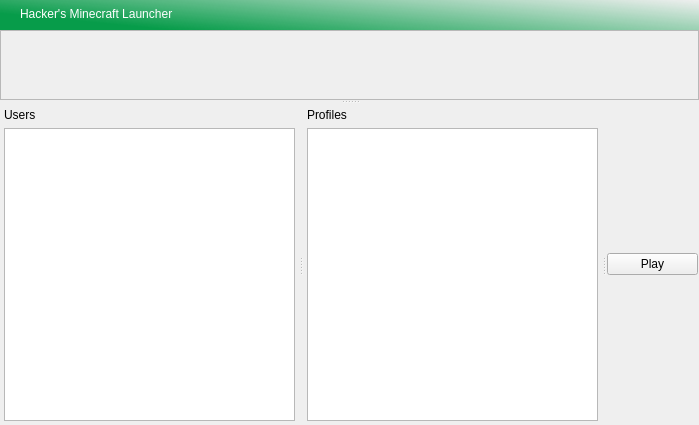
Qt form ui/HackersMCLauncher.ui (Alex2772/hackers-mc-launcher) before a commit.
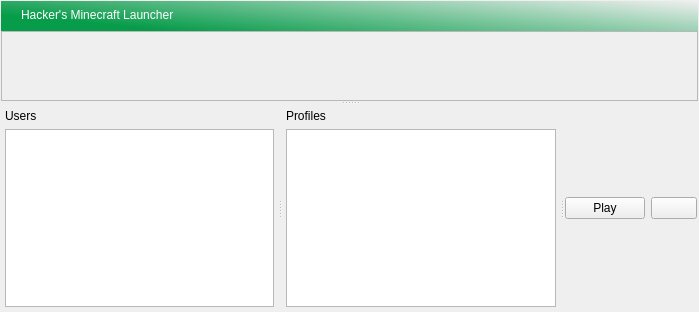
The same form after that commit. Icons and pictures are not drawn.

Commit message: Added users and settings

Patch:
```diff
--- a/ui/HackersMCLauncher.ui
+++ b/ui/HackersMCLauncher.ui
@@ -7,7 +7,7 @@
     <x>0</x>
     <y>0</y>
     <width>699</width>
-    <height>425</height>
+    <height>312</height>
    </rect>
   </property>
   <property name="windowTitle">
@@ -19,16 +19,16 @@
      <number>0</number>
     </property>
     <property name="leftMargin">
-     <number>0</number>
+     <number>1</number>
     </property>
     <property name="topMargin">
-     <number>0</number>
+     <number>1</number>
     </property>
     <property name="rightMargin">
-     <number>0</number>
+     <number>1</number>
     </property>
     <property name="bottomMargin">
-     <number>0</number>
+     <number>1</number>
     </property>
     <item>
      <widget class="QFrame" name="caption">
@@ -349,6 +349,12 @@
          <enum>Qt::Vertical</enum>
         </property>
         <widget class="QScrollArea" name="scrollArea">
+         <property name="minimumSize">
+          <size>
+           <width>0</width>
+           <height>0</height>
+          </size>
+         </property>
          <property name="maximumSize">
           <size>
            <width>16777215</width>
@@ -363,13 +369,19 @@
            <rect>
             <x>0</x>
             <y>0</y>
-            <width>695</width>
-            <height>285</height>
+            <width>693</width>
+            <height>69</height>
            </rect>
           </property>
          </widget>
         </widget>
         <widget class="QSplitter" name="splitter_2">
+         <property name="maximumSize">
+          <size>
+           <width>16777215</width>
+           <height>16777215</height>
+          </size>
+         </property>
          <property name="orientation">
           <enum>Qt::Horizontal</enum>
          </property>
@@ -458,6 +470,17 @@
              </property>
             </widget>
            </item>
+           <item>
+            <widget class="QPushButton" name="settings">
+             <property name="text">
+              <string/>
+             </property>
+             <property name="icon">
+              <iconset resource="../assets/HackersMCLauncher.qrc">
+               <normaloff>:/hck/cogs.svg</normaloff>:/hck/cogs.svg</iconset>
+             </property>
+            </widget>
+           </item>
           </layout>
          </widget>
         </widget>
```
The commit also changes 14 other files.
